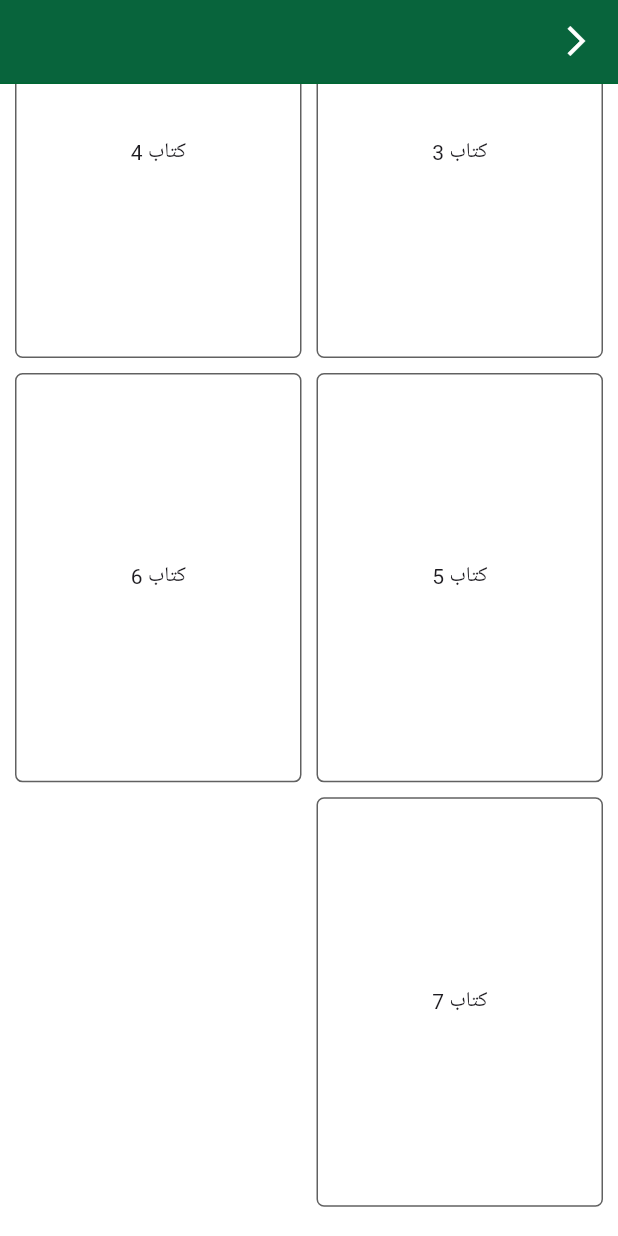
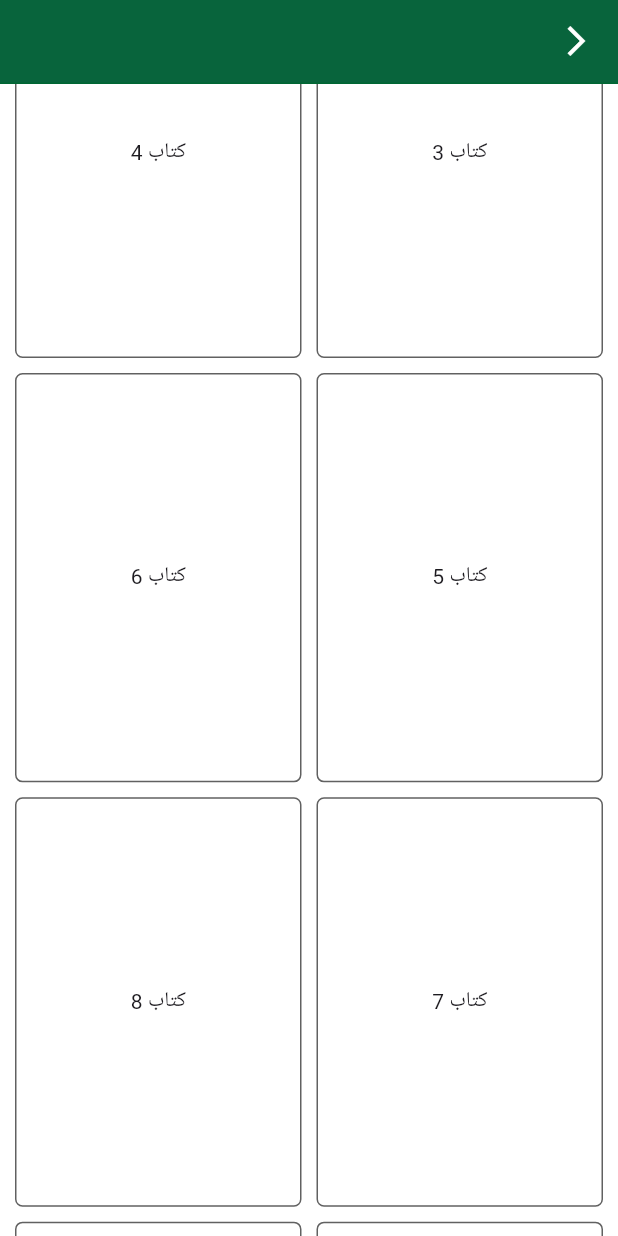
Before and after one commit to yacine37th/Nafsiyati-istichara-, a Flutter app: the RequestedBooks screen opened by its route, scrolled down 413 dp, on a phone screen of 412 x 824 dp. Run offline on Flutter 3.47's test engine with Material 3 defaults, Android fonts, the phone set to English and light mode, and no system bars; our stand-ins replace cloud_firestore, firebase_auth, firebase_core, flutter_svg_provider, get, lottie; missing offline and left inert: date_count_down, flutter_cached_pdfview; accounts and stored records are empty.

Commit message:
books added to the request books

```diff
--- a/lib/controller/request_books.dart
+++ b/lib/controller/request_books.dart
@@ -12,6 +12,9 @@ class RequestedBooksController extends GetxController {
     "5": BookModel(id: '&', title: "كتاب 5", url: "assets/books/book5.pdf"),
     "6": BookModel(id: '&', title: "كتاب 6", url: "assets/books/book6.pdf"),
     "7": BookModel(id: '&', title: "كتاب 7", url: "assets/books/book7.pdf"),
+    "8": BookModel(id: '&', title: "كتاب 8", url: "assets/books/book8.pdf"),
+    "9": BookModel(id: '&', title: "كتاب 9", url: "assets/books/book9.pdf"),
+    "10": BookModel(id: '&', title: "كتاب 10", url: "assets/books/book10.pdf"),
   };
 
   // Future<void> getRequestedBooks() async {
--- a/lib/view/sign_up.dart
+++ b/lib/view/sign_up.dart
@@ -31,7 +31,7 @@ class SignUp extends StatelessWidget {
           physics: const BouncingScrollPhysics(),
           children: [
             const Text(
-              'مرحباً بك في تطبيق \nقم بإنشاء حساب جديد',
+              'مرحباً بك في تطبيق رفيق com\nقم بإنشاء حساب جديد',
               style: TextStyle(fontSize: 25, fontWeight: FontWeight.bold),
             ),
             const SizedBox(height: 25.0),
```
Also changed, not shown: lib/view/home.dart (+13 -13 lines), 3 other files.
